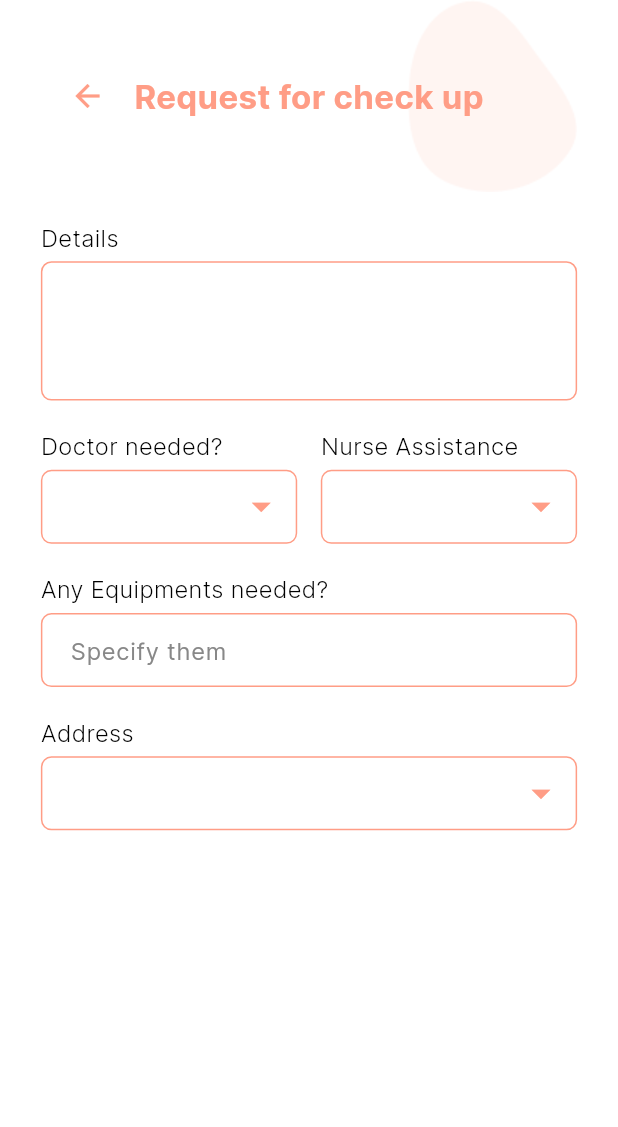
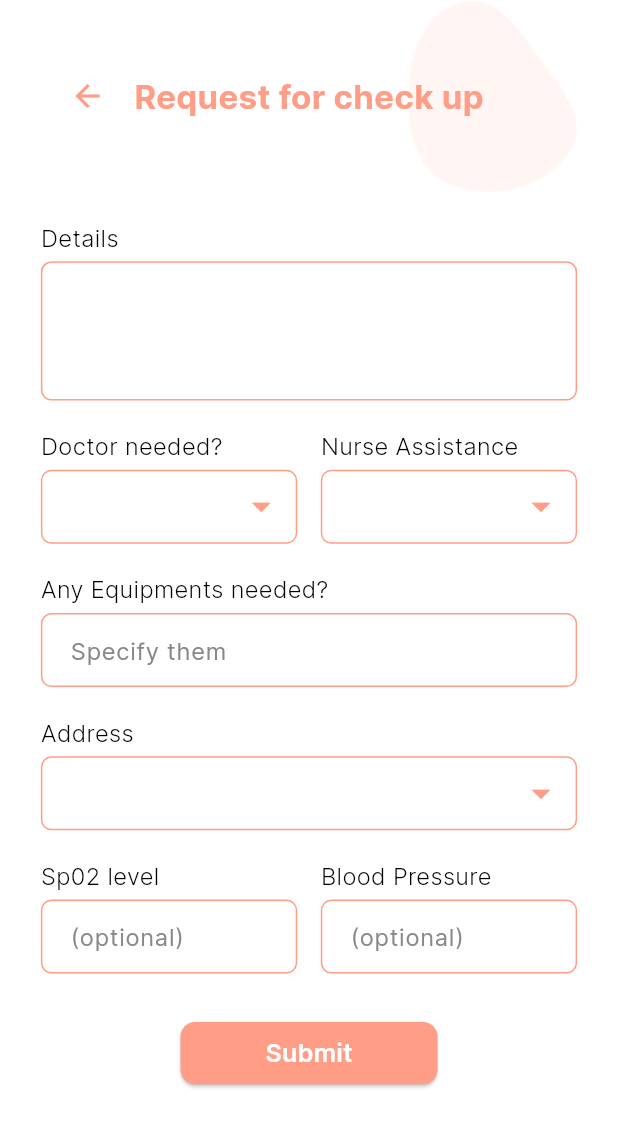
Before and after one commit to UrFine-withus/Urfine-Mobile, a Flutter app: the screen it shows after launch, on a phone screen of 412 x 824 dp. Shown: the top 1127 px of the screen. Run offline on Flutter 3.47's test engine with Material 3 defaults, Android fonts, the phone set to English and light mode, and no system bars; drawn by our look-alikes of dropdown_textfield; our stand-ins replace flutter_screenutil, image_picker.

Commit message:
for back track

```diff
--- a/lib/presentation/common_widgets/form_title_with_dropdown.dart
+++ b/lib/presentation/common_widgets/form_title_with_dropdown.dart
@@ -51,6 +51,9 @@ class _FormTitleWithDropDownState extends State<FormTitleWithDropDown> {
           width: double.infinity,
           height: 51.h,
           child: DropDownTextField(
+            textStyle: TextStyle(
+              color: kBlackColor,
+            ),
             textFieldDecoration: InputDecoration(
               enabledBorder: OutlineInputBorder(
                 borderRadius: BorderRadius.circular(7),
--- /dev/null
+++ b/lib/presentation/healthlogs screen/health_logs_screen.dart
@@ -0,0 +1,16 @@
+import 'package:flutter/material.dart';
+
+class HealthLogsScreen extends StatelessWidget {
+  const HealthLogsScreen({super.key});
+
+  @override
+  Widget build(BuildContext context) {
+    return Scaffold(
+      body: Column(
+        children: [
+
+        ],
+      ),
+    );
+  }
+}
--- a/lib/presentation/request screen/request_screen.dart
+++ b/lib/presentation/request screen/request_screen.dart
@@ -2,7 +2,6 @@ import 'package:flutter/material.dart';
 import 'package:flutter_screenutil/flutter_screenutil.dart';
 import 'package:urfine/presentation/common_widgets/form_title_with_dropdown.dart';
 import 'package:urfine/presentation/common_widgets/form_title_with_textfield.dart';
-import 'package:urfine/presentation/common_widgets/title_with_text_filed.dart';
 import 'package:urfine/presentation/core/colors.dart';
 import 'package:urfine/presentation/core/const_widgets.dart';
 
@@ -84,6 +83,44 @@ class RequestScreen extends StatelessWidget {
                 title: "Address",
                 dropDownList: [],
               ),
+              kHeight20,
+              Row(
+                children: [
+                  Expanded(
+                    child: FormTitleWithTextField(
+                      title: "Sp02 level",
+                      hintText: "(optional)",
+                    ),
+                  ),
+                  kWidth15,
+                  Expanded(
+                    child: FormTitleWithTextField(
+                      title: "Blood Pressure",
+                      hintText: "(optional)",
+                    ),
+                  ),
+                ],
+              ),
+              kHeight30,
+              ElevatedButton(
+                onPressed: () {},
+                style: ElevatedButton.styleFrom(
+                  backgroundColor: kLightColor,
+                  padding: EdgeInsets.symmetric(
+                    vertical: 9.h,
+                    horizontal: 54.w,
+                  ),
+                  shape: RoundedRectangleBorder(
+                    borderRadius: BorderRadius.circular(10.r),
+                  ),
+                ),
+                child: Text("Submit",
+                    style: TextStyle(
+                      fontSize: 16.sp,
+                      fontWeight: FontWeight.w600,
+                      color: kWhiteColor,
+                    )),
+              ),
             ],
           ),
         ),
```
Also changed, not shown: pubspec.lock.
